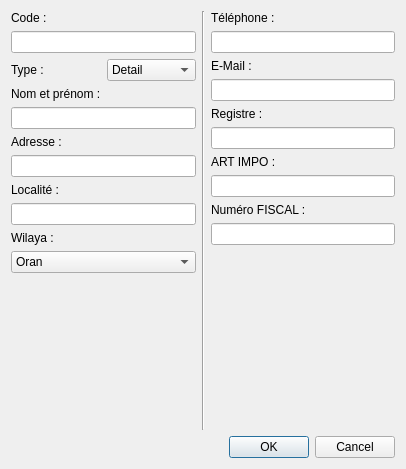
AmineHouari98/auto_Ecole, file Auto_Ecole/candidat/addcandidat.ui: the form before one commit.
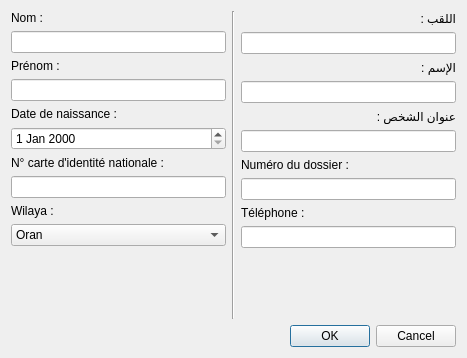
The form after the commit.

Commit message:
lis la description
alors les noms des différents composant sont només ainsi :
" leur noms de base donné par qt " + " _le nom donné par moi"
si c'est un edit qui est sensé contenir un numéro alors dans la deuxième partie après le " _ "  il commence forécement par "num"
sinon ça sera un nom normal par exemple "lineEdit_prenomCandidat"
important : la deuxième partie des noms de variable donné par moi commence toujours par une miniscule.

Patch:
```diff
--- a/Auto_Ecole/candidat/addcandidat.ui
+++ b/Auto_Ecole/candidat/addcandidat.ui
@@ -6,59 +6,34 @@
    <rect>
     <x>0</x>
     <y>0</y>
-    <width>406</width>
-    <height>469</height>
+    <width>467</width>
+    <height>358</height>
    </rect>
   </property>
   <property name="windowTitle">
    <string>Dialog</string>
   </property>
+  <property name="styleSheet">
+   <string notr="true">font: 57 10pt &quot;Yu Gothic Medium&quot;;</string>
+  </property>
   <layout class="QVBoxLayout" name="verticalLayout_12">
    <item>
-    <layout class="QHBoxLayout" name="horizontalLayout_3">
-     <item>
       <layout class="QVBoxLayout" name="verticalLayout_10">
        <item>
+      <layout class="QHBoxLayout" name="horizontalLayout">
+       <item>
+        <layout class="QVBoxLayout" name="verticalLayout_4">
+         <item>
         <layout class="QVBoxLayout" name="verticalLayout_2">
          <item>
           <widget class="QLabel" name="label_Code_2">
            <property name="text">
-            <string>Code :</string>
+              <string>Nom :</string>
            </property>
           </widget>
          </item>
          <item>
-          <widget class="QLineEdit" name="lineEdit_Code_2"/>
-         </item>
-        </layout>
-       </item>
-       <item>
-        <layout class="QHBoxLayout" name="horizontalLayout">
-         <item>
-          <widget class="QLabel" name="label_Code_3">
-           <property name="text">
-            <string>Type :</string>
-           </property>
-          </widget>
-         </item>
-         <item>
-          <widget class="QComboBox" name="comboBox_type">
-           <item>
-            <property name="text">
-             <string>Detail</string>
-            </property>
-           </item>
-           <item>
-            <property name="text">
-             <string>Demi Gros</string>
-            </property>
-           </item>
-           <item>
-            <property name="text">
-             <string>Gros</string>
-            </property>
-           </item>
-          </widget>
+            <widget class="QLineEdit" name="lineEdit_nomCandidat"/>
          </item>
         </layout>
        </item>
@@ -67,7 +42,7 @@
          <item>
           <widget class="QLabel" name="label_Nom_2">
            <property name="text">
-            <string>Nom et prénom :</string>
+              <string>Prénom :</string>
            </property>
           </widget>
          </item>
@@ -77,30 +52,30 @@
         </layout>
        </item>
        <item>
-        <layout class="QVBoxLayout" name="verticalLayout_6">
-         <item>
-          <widget class="QLabel" name="label_Adresse">
-           <property name="text">
-            <string>Adresse :</string>
-           </property>
-          </widget>
-         </item>
-         <item>
-          <widget class="QLineEdit" name="lineEdit_Adresse"/>
-         </item>
-        </layout>
-       </item>
-       <item>
-        <layout class="QVBoxLayout" name="verticalLayout_7">
+          <layout class="QVBoxLayout" name="verticalLayout">
          <item>
           <widget class="QLabel" name="label_7">
            <property name="text">
-            <string>Localité :</string>
+              <string>Date de naissance :</string>
            </property>
           </widget>
          </item>
          <item>
-          <widget class="QLineEdit" name="lineEdit_Localite"/>
+            <widget class="QDateEdit" name="dateEdit_naissanceCandidat"/>
+           </item>
+          </layout>
+         </item>
+         <item>
+          <layout class="QVBoxLayout" name="verticalLayout_16">
+           <item>
+            <widget class="QLabel" name="label_3">
+             <property name="text">
+              <string>N° carte d'identité nationale :</string>
+             </property>
+            </widget>
+           </item>
+           <item>
+            <widget class="QLineEdit" name="lineEdit_numCinCandidat"/>
          </item>
         </layout>
        </item>
@@ -355,8 +330,10 @@
            </item>
           </widget>
          </item>
+          </layout>
+         </item>
          <item>
-          <spacer name="verticalSpacer_2">
+          <spacer name="verticalSpacer">
            <property name="orientation">
             <enum>Qt::Vertical</enum>
            </property>
@@ -367,8 +344,6 @@
             </size>
            </property>
           </spacer>
-         </item>
-        </layout>
        </item>
       </layout>
      </item>
@@ -380,41 +355,23 @@
       </widget>
      </item>
      <item>
-      <layout class="QVBoxLayout" name="verticalLayout_15">
-       <item>
-        <layout class="QVBoxLayout" name="verticalLayout_3">
-         <item>
-          <widget class="QLabel" name="label_4">
-           <property name="text">
-            <string>Téléphone :</string>
-           </property>
-          </widget>
-         </item>
-         <item>
-          <widget class="QLineEdit" name="lineEdit_Telephone"/>
-         </item>
-        </layout>
-       </item>
-       <item>
-        <layout class="QVBoxLayout" name="verticalLayout_9">
-         <item>
-          <widget class="QLabel" name="label_5">
-           <property name="text">
-            <string>E-Mail :</string>
-           </property>
-          </widget>
-         </item>
-         <item>
-          <widget class="QLineEdit" name="lineEdit_E_Mail"/>
-         </item>
-        </layout>
-       </item>
+        <layout class="QVBoxLayout" name="verticalLayout_7">
        <item>
         <layout class="QVBoxLayout" name="verticalLayout_11">
+           <item>
+            <widget class="QLabel" name="label_5">
+             <property name="text">
+              <string>اللقب :</string>
+             </property>
+            </widget>
+           </item>
+           <item>
+            <widget class="QLineEdit" name="lineEdit_nomArCandidat"/>
+           </item>
          <item>
           <widget class="QLabel" name="label">
            <property name="text">
-            <string>Registre :</string>
+              <string>الإسم :</string>
            </property>
           </widget>
          </item>
@@ -424,16 +381,19 @@
         </layout>
        </item>
        <item>
-        <layout class="QVBoxLayout" name="verticalLayout_16">
+          <layout class="QVBoxLayout" name="verticalLayout_9"/>
+         </item>
          <item>
-          <widget class="QLabel" name="label_3">
+          <layout class="QVBoxLayout" name="verticalLayout_6">
+           <item>
+            <widget class="QLabel" name="label_Adresse">
            <property name="text">
-            <string>ART IMPO :</string>
+              <string>عنوان الشخص :</string>
            </property>
           </widget>
          </item>
          <item>
-          <widget class="QLineEdit" name="lineEdit_Art_IMPO"/>
+            <widget class="QLineEdit" name="lineEdit_adresseArCandidat"/>
          </item>
         </layout>
        </item>
@@ -442,15 +402,31 @@
          <item>
           <widget class="QLabel" name="label_2">
            <property name="text">
-            <string>Numéro FISCAL :</string>
+              <string>Numéro du dossier :</string>
            </property>
           </widget>
          </item>
          <item>
-          <widget class="QLineEdit" name="lineEdit_Fiscal"/>
-         </item>
+            <widget class="QLineEdit" name="lineEdit_numDossierCandidat"/>
+           </item>
+          </layout>
+         </item>
          <item>
-          <spacer name="verticalSpacer">
+          <layout class="QVBoxLayout" name="verticalLayout_3">
+           <item>
+            <widget class="QLabel" name="label_4">
+             <property name="text">
+              <string>Téléphone :</string>
+             </property>
+            </widget>
+           </item>
+           <item>
+            <widget class="QLineEdit" name="lineEdit_numTelephoneCandidat"/>
+           </item>
+          </layout>
+         </item>
+         <item>
+          <spacer name="verticalSpacer_2">
            <property name="orientation">
             <enum>Qt::Vertical</enum>
            </property>
@@ -461,8 +437,6 @@
             </size>
            </property>
           </spacer>
-         </item>
-        </layout>
        </item>
       </layout>
      </item>
@@ -489,6 +463,8 @@
         <set>QDialogButtonBox::Cancel|QDialogButtonBox::Ok</set>
        </property>
       </widget>
+       </item>
+      </layout>
      </item>
     </layout>
    </item>
```
Left out of the diff: 6 changed lines with no effect on the pictures. Lines whose indentation alone changed are shown as unchanged. The commit also changes 1 other file.
